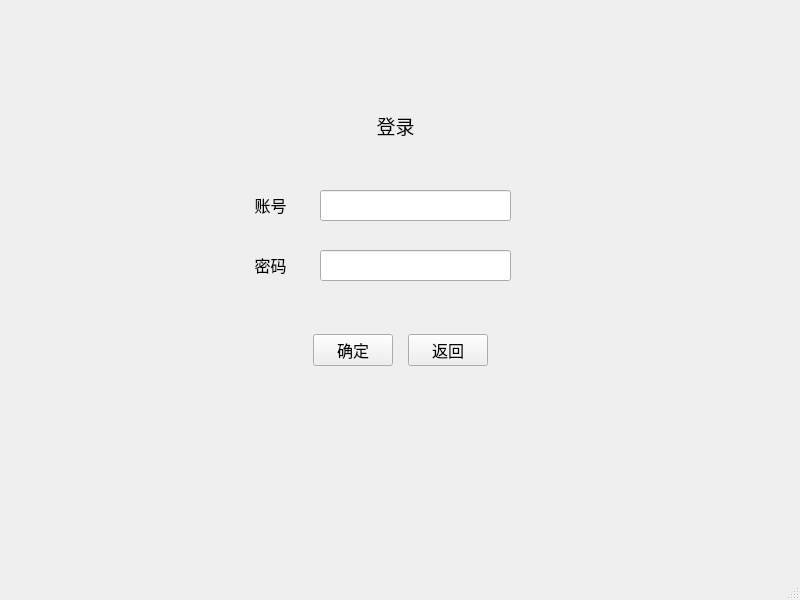
Above: mainCode/login.ui from CarlosDJY/QtBasedGroupWork before the change. Below: the same form after it.
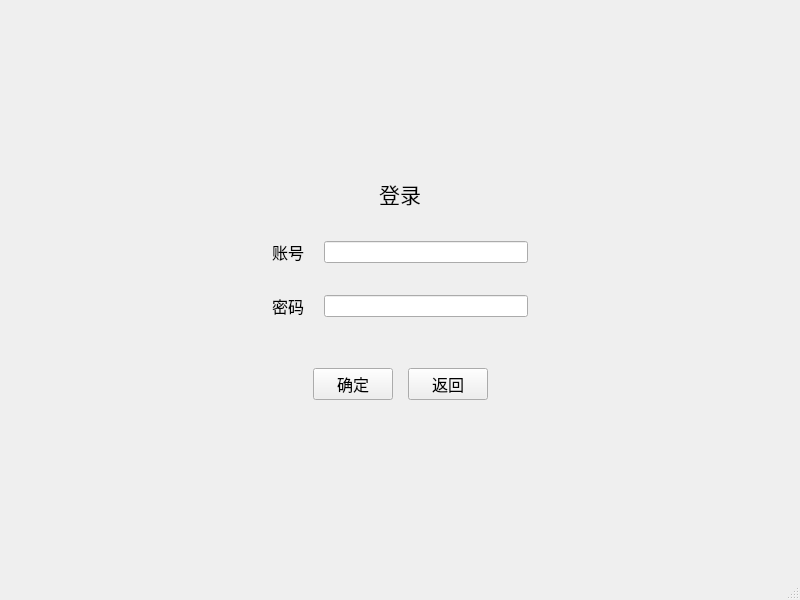
That is the form after the change.

Patch:
```diff
--- a/mainCode/login.ui
+++ b/mainCode/login.ui
@@ -14,49 +14,58 @@
    <string>MainWindow</string>
   </property>
   <widget class="QWidget" name="centralwidget">
-   <widget class="QLabel" name="label_2">
-    <property name="geometry">
-     <rect>
-      <x>230</x>
-      <y>180</y>
-      <width>81</width>
-      <height>51</height>
-     </rect>
-    </property>
-    <property name="sizePolicy">
-     <sizepolicy hsizetype="Maximum" vsizetype="Maximum">
-      <horstretch>0</horstretch>
-      <verstretch>0</verstretch>
-     </sizepolicy>
-    </property>
-    <property name="font">
-     <font>
-      <family>等线</family>
-      <pointsize>12</pointsize>
-     </font>
-    </property>
-    <property name="text">
-     <string>&lt;html&gt;&lt;head/&gt;&lt;body&gt;&lt;p align=&quot;center&quot;&gt;&lt;span style=&quot; font-size:12pt;&quot;&gt;账号&lt;/span&gt;&lt;/p&gt;&lt;/body&gt;&lt;/html&gt;</string>
-    </property>
-    <property name="textFormat">
-     <enum>Qt::RichText</enum>
-    </property>
-    <property name="alignment">
-     <set>Qt::AlignCenter</set>
-    </property>
-    <property name="wordWrap">
-     <bool>false</bool>
-    </property>
-   </widget>
+   <layout class="QVBoxLayout" name="verticalLayout">
+    <item>
+     <layout class="QGridLayout" name="gridLayout_3">
+      <property name="verticalSpacing">
+       <number>50</number>
+      </property>
+      <item row="0" column="1">
+       <spacer name="verticalSpacer">
+        <property name="orientation">
+         <enum>Qt::Vertical</enum>
+        </property>
+        <property name="sizeHint" stdset="0">
+         <size>
+          <width>20</width>
+          <height>40</height>
+         </size>
+        </property>
+       </spacer>
+      </item>
+      <item row="1" column="0">
+       <spacer name="horizontalSpacer_3">
+        <property name="orientation">
+         <enum>Qt::Horizontal</enum>
+        </property>
+        <property name="sizeHint" stdset="0">
+         <size>
+          <width>40</width>
+          <height>20</height>
+         </size>
+        </property>
+       </spacer>
+      </item>
+      <item row="1" column="1">
+       <layout class="QGridLayout" name="gridLayout_2">
+        <property name="verticalSpacing">
+         <number>30</number>
+        </property>
+        <item row="0" column="0">
+         <spacer name="horizontalSpacer_5">
+          <property name="orientation">
+           <enum>Qt::Horizontal</enum>
+          </property>
+          <property name="sizeHint" stdset="0">
+           <size>
+            <width>40</width>
+            <height>20</height>
+           </size>
+          </property>
+         </spacer>
+        </item>
+        <item row="0" column="1">
    <widget class="QLabel" name="label">
-    <property name="geometry">
-     <rect>
-      <x>340</x>
-      <y>90</y>
-      <width>111</width>
-      <height>71</height>
-     </rect>
-    </property>
     <property name="sizePolicy">
      <sizepolicy hsizetype="Maximum" vsizetype="Maximum">
       <horstretch>0</horstretch>
@@ -70,7 +79,7 @@
      </font>
     </property>
     <property name="text">
-     <string>&lt;html&gt;&lt;head/&gt;&lt;body&gt;&lt;p align=&quot;center&quot;&gt;登录&lt;/p&gt;&lt;/body&gt;&lt;/html&gt;</string>
+           <string>&lt;html&gt;&lt;head/&gt;&lt;body&gt;&lt;p align=&quot;center&quot;&gt;&lt;span style=&quot; font-size:16pt;&quot;&gt;登录&lt;/span&gt;&lt;/p&gt;&lt;/body&gt;&lt;/html&gt;</string>
     </property>
     <property name="textFormat">
      <enum>Qt::AutoText</enum>
@@ -82,41 +91,116 @@
      <bool>false</bool>
     </property>
    </widget>
-   <widget class="QLineEdit" name="PasswordLineEdit">
-    <property name="geometry">
-     <rect>
-      <x>320</x>
-      <y>250</y>
-      <width>191</width>
-      <height>31</height>
-     </rect>
-    </property>
-    <property name="autoFillBackground">
+        </item>
+        <item row="0" column="2">
+         <spacer name="horizontalSpacer_6">
+          <property name="orientation">
+           <enum>Qt::Horizontal</enum>
+          </property>
+          <property name="sizeHint" stdset="0">
+           <size>
+            <width>40</width>
+            <height>20</height>
+           </size>
+          </property>
+         </spacer>
+        </item>
+        <item row="1" column="0" colspan="3">
+         <layout class="QGridLayout" name="gridLayout">
+          <property name="horizontalSpacing">
+           <number>20</number>
+          </property>
+          <property name="verticalSpacing">
+           <number>30</number>
+          </property>
+          <item row="0" column="0">
+           <widget class="QLabel" name="label_2">
+            <property name="sizePolicy">
+             <sizepolicy hsizetype="Maximum" vsizetype="Maximum">
+              <horstretch>0</horstretch>
+              <verstretch>0</verstretch>
+             </sizepolicy>
+            </property>
+            <property name="font">
+             <font>
+              <family>等线</family>
+              <pointsize>12</pointsize>
+             </font>
+            </property>
+            <property name="text">
+             <string>&lt;html&gt;&lt;head/&gt;&lt;body&gt;&lt;p align=&quot;center&quot;&gt;&lt;span style=&quot; font-size:12pt;&quot;&gt;账号&lt;/span&gt;&lt;/p&gt;&lt;/body&gt;&lt;/html&gt;</string>
+            </property>
+            <property name="textFormat">
+             <enum>Qt::RichText</enum>
+            </property>
+            <property name="alignment">
+             <set>Qt::AlignCenter</set>
+            </property>
+            <property name="wordWrap">
      <bool>false</bool>
     </property>
    </widget>
+          </item>
+          <item row="0" column="1">
    <widget class="QLineEdit" name="AccountLineEdit">
-    <property name="geometry">
-     <rect>
-      <x>320</x>
-      <y>190</y>
-      <width>191</width>
-      <height>31</height>
-     </rect>
-    </property>
+            <property name="autoFillBackground">
+             <bool>false</bool>
+            </property>
+           </widget>
+          </item>
+          <item row="1" column="0">
+           <widget class="QLabel" name="label_3">
+            <property name="sizePolicy">
+             <sizepolicy hsizetype="Maximum" vsizetype="Maximum">
+              <horstretch>0</horstretch>
+              <verstretch>0</verstretch>
+             </sizepolicy>
+            </property>
+            <property name="font">
+             <font>
+              <family>等线</family>
+              <pointsize>12</pointsize>
+             </font>
+            </property>
+            <property name="text">
+             <string>&lt;html&gt;&lt;head/&gt;&lt;body&gt;&lt;p align=&quot;center&quot;&gt;&lt;span style=&quot; font-size:12pt;&quot;&gt;密码&lt;/span&gt;&lt;/p&gt;&lt;/body&gt;&lt;/html&gt;</string>
+            </property>
+            <property name="textFormat">
+             <enum>Qt::RichText</enum>
+            </property>
+            <property name="alignment">
+             <set>Qt::AlignCenter</set>
+            </property>
+            <property name="wordWrap">
+             <bool>false</bool>
+            </property>
+           </widget>
+          </item>
+          <item row="1" column="1">
+           <widget class="QLineEdit" name="PasswordLineEdit">
     <property name="autoFillBackground">
      <bool>false</bool>
     </property>
    </widget>
-   <widget class="QWidget" name="horizontalLayoutWidget">
-    <property name="geometry">
-     <rect>
-      <x>0</x>
-      <y>330</y>
-      <width>801</width>
-      <height>41</height>
-     </rect>
-    </property>
+          </item>
+         </layout>
+        </item>
+       </layout>
+      </item>
+      <item row="1" column="2">
+       <spacer name="horizontalSpacer_4">
+        <property name="orientation">
+         <enum>Qt::Horizontal</enum>
+        </property>
+        <property name="sizeHint" stdset="0">
+         <size>
+          <width>40</width>
+          <height>20</height>
+         </size>
+        </property>
+       </spacer>
+      </item>
+      <item row="2" column="0" colspan="3">
     <layout class="QHBoxLayout" name="horizontalLayout">
      <property name="spacing">
       <number>15</number>
@@ -174,41 +258,23 @@
       </spacer>
      </item>
     </layout>
-   </widget>
-   <widget class="QLabel" name="label_3">
-    <property name="geometry">
-     <rect>
-      <x>230</x>
-      <y>240</y>
-      <width>81</width>
-      <height>51</height>
-     </rect>
-    </property>
-    <property name="sizePolicy">
-     <sizepolicy hsizetype="Maximum" vsizetype="Maximum">
-      <horstretch>0</horstretch>
-      <verstretch>0</verstretch>
-     </sizepolicy>
-    </property>
-    <property name="font">
-     <font>
-      <family>等线</family>
-      <pointsize>12</pointsize>
-     </font>
-    </property>
-    <property name="text">
-     <string>&lt;html&gt;&lt;head/&gt;&lt;body&gt;&lt;p align=&quot;center&quot;&gt;&lt;span style=&quot; font-size:12pt;&quot;&gt;密码&lt;/span&gt;&lt;/p&gt;&lt;/body&gt;&lt;/html&gt;</string>
-    </property>
-    <property name="textFormat">
-     <enum>Qt::RichText</enum>
-    </property>
-    <property name="alignment">
-     <set>Qt::AlignCenter</set>
-    </property>
-    <property name="wordWrap">
-     <bool>false</bool>
-    </property>
-   </widget>
+      </item>
+      <item row="3" column="1">
+       <spacer name="verticalSpacer_2">
+        <property name="orientation">
+         <enum>Qt::Vertical</enum>
+        </property>
+        <property name="sizeHint" stdset="0">
+         <size>
+          <width>20</width>
+          <height>40</height>
+         </size>
+        </property>
+       </spacer>
+      </item>
+     </layout>
+    </item>
+   </layout>
   </widget>
   <widget class="QMenuBar" name="menubar">
    <property name="geometry">
```
Lines whose indentation alone changed are shown as unchanged.
